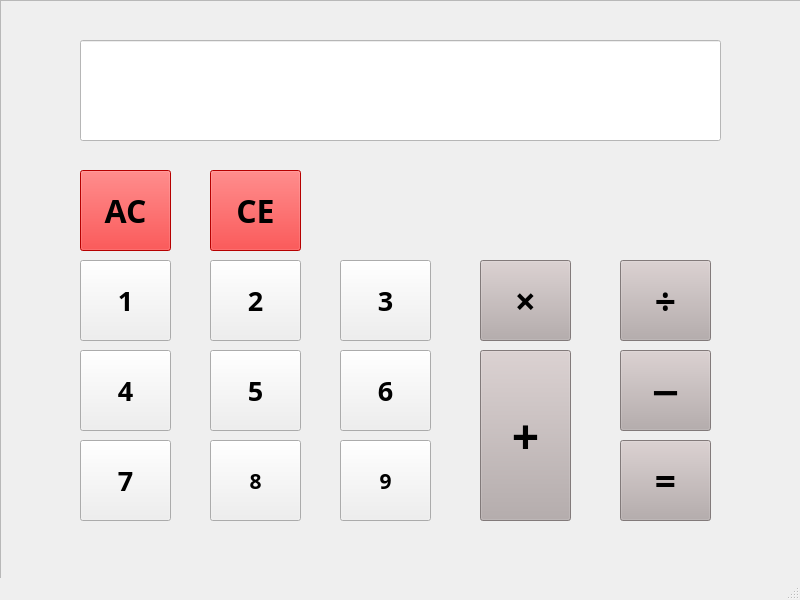
Above: mainwindow.ui from HH1243/Calculator before the change. Below: the same form after it.
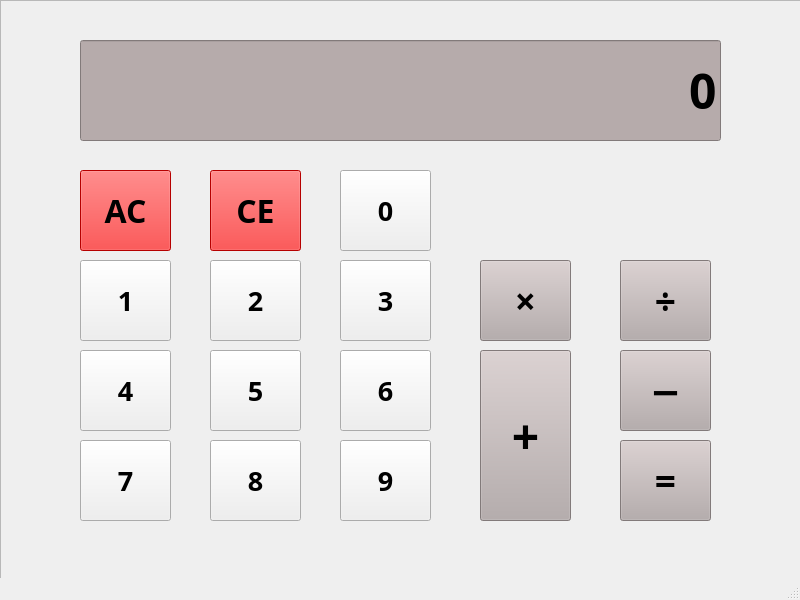
That is the form after the change.

Commit message: Function calculator version 1.0

```diff
--- a/mainwindow.ui
+++ b/mainwindow.ui
@@ -23,6 +23,9 @@
       <height>591</height>
      </rect>
     </property>
+    <property name="layoutDirection">
+     <enum>Qt::LayoutDirection::LeftToRight</enum>
+    </property>
     <property name="frameShape">
      <enum>QFrame::Shape::StyledPanel</enum>
     </property>
@@ -38,11 +41,115 @@
        <height>101</height>
       </rect>
      </property>
+     <property name="palette">
+      <palette>
+       <active>
+        <colorrole role="Button">
+         <brush brushstyle="SolidPattern">
+          <color alpha="255">
+           <red>182</red>
+           <green>171</green>
+           <blue>171</blue>
+          </color>
+         </brush>
+        </colorrole>
+        <colorrole role="Base">
+         <brush brushstyle="SolidPattern">
+          <color alpha="255">
+           <red>182</red>
+           <green>171</green>
+           <blue>171</blue>
+          </color>
+         </brush>
+        </colorrole>
+        <colorrole role="Window">
+         <brush brushstyle="SolidPattern">
+          <color alpha="255">
+           <red>182</red>
+           <green>171</green>
+           <blue>171</blue>
+          </color>
+         </brush>
+        </colorrole>
+       </active>
+       <inactive>
+        <colorrole role="Button">
+         <brush brushstyle="SolidPattern">
+          <color alpha="255">
+           <red>182</red>
+           <green>171</green>
+           <blue>171</blue>
+          </color>
+         </brush>
+        </colorrole>
+        <colorrole role="Base">
+         <brush brushstyle="SolidPattern">
+          <color alpha="255">
+           <red>182</red>
+           <green>171</green>
+           <blue>171</blue>
+          </color>
+         </brush>
+        </colorrole>
+        <colorrole role="Window">
+         <brush brushstyle="SolidPattern">
+          <color alpha="255">
+           <red>182</red>
+           <green>171</green>
+           <blue>171</blue>
+          </color>
+         </brush>
+        </colorrole>
+       </inactive>
+       <disabled>
+        <colorrole role="Button">
+         <brush brushstyle="SolidPattern">
+          <color alpha="255">
+           <red>182</red>
+           <green>171</green>
+           <blue>171</blue>
+          </color>
+         </brush>
+        </colorrole>
+        <colorrole role="Base">
+         <brush brushstyle="SolidPattern">
+          <color alpha="255">
+           <red>182</red>
+           <green>171</green>
+           <blue>171</blue>
+          </color>
+         </brush>
+        </colorrole>
+        <colorrole role="Window">
+         <brush brushstyle="SolidPattern">
+          <color alpha="255">
+           <red>182</red>
+           <green>171</green>
+           <blue>171</blue>
+          </color>
+         </brush>
+        </colorrole>
+       </disabled>
+      </palette>
+     </property>
+     <property name="font">
+      <font>
+       <family>Segoe UI Semibold</family>
+       <pointsize>36</pointsize>
+       <bold>true</bold>
+      </font>
+     </property>
+     <property name="layoutDirection">
+      <enum>Qt::LayoutDirection::RightToLeft</enum>
+     </property>
      <property name="styleSheet">
-      <string notr="true">background-color: rgb(255, 255, 255)</string>
+      <string notr="true">background-color: rgb(182, 171, 171)</string>
      </property>
      <property name="text">
-      <string/>
+      <string>0</string>
+     </property>
+     <property name="alignment">
+      <set>Qt::AlignmentFlag::AlignRight|Qt::AlignmentFlag::AlignTrailing|Qt::AlignmentFlag::AlignVCenter</set>
      </property>
      <property name="readOnly">
       <bool>true</bool>
@@ -242,7 +349,7 @@
      <property name="font">
       <font>
        <family>Segoe UI Black</family>
-       <pointsize>16</pointsize>
+       <pointsize>20</pointsize>
        <bold>true</bold>
       </font>
      </property>
@@ -268,7 +375,7 @@
      <property name="font">
       <font>
        <family>Segoe UI Black</family>
-       <pointsize>16</pointsize>
+       <pointsize>20</pointsize>
        <bold>true</bold>
       </font>
      </property>
@@ -485,6 +592,32 @@
       </size>
      </property>
     </widget>
+    <widget class="QPushButton" name="NumberZero">
+     <property name="geometry">
+      <rect>
+       <x>340</x>
+       <y>170</y>
+       <width>91</width>
+       <height>81</height>
+      </rect>
+     </property>
+     <property name="font">
+      <font>
+       <family>Segoe UI Black</family>
+       <pointsize>20</pointsize>
+       <bold>true</bold>
+      </font>
+     </property>
+     <property name="text">
+      <string>0</string>
+     </property>
+     <property name="iconSize">
+      <size>
+       <width>20</width>
+       <height>20</height>
+      </size>
+     </property>
+    </widget>
    </widget>
   </widget>
   <widget class="QStatusBar" name="statusbar"/>
```
The commit also changes 2 other files.
